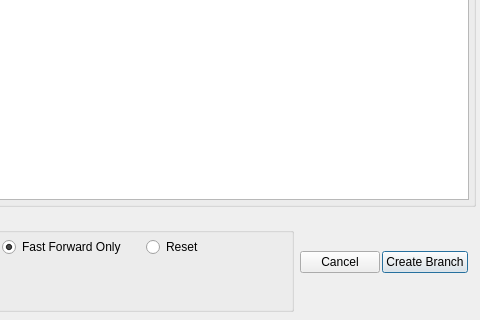
Before: the Qt Designer form ui/CreateBranchDialog.ui in git-cola/git-cola, drawn with Qt 5; both pictures show x 300 to 780 and y 192 to 512 of the 780 by 512 pixel window.
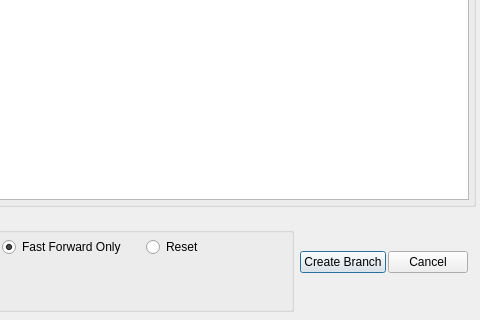
After: the same form once the commit is applied.

Commit message:
Added a "git push" dialog
commit 84353b6fd7afeeda44a8233611286b6d2b71ca88

    Added a Git Push dialog

commit bd69f7975dc3662042099af8e3d89ee8741cc683

    Display project/branch in titlebar

Signed-off by: David Aguilar <davvid@gmail.com>

```diff
--- a/ui/CreateBranchDialog.ui
+++ b/ui/CreateBranchDialog.ui
@@ -258,13 +258,6 @@
        <property name="bottomMargin" >
         <number>4</number>
        </property>
-       <item>
-        <widget class="QPushButton" name="cancelButton" >
-         <property name="text" >
-          <string>Cancel</string>
-         </property>
-        </widget>
-       </item>
        <item>
         <widget class="QPushButton" name="createBranchButton" >
          <property name="text" >
@@ -275,6 +268,13 @@
          </property>
         </widget>
        </item>
+       <item>
+        <widget class="QPushButton" name="cancelButton" >
+         <property name="text" >
+          <string>Cancel</string>
+         </property>
+        </widget>
+       </item>
       </layout>
      </item>
     </layout>
```
Left out of the diff: 2 changed lines with no effect on the pictures. The commit also changes 10 other files.
